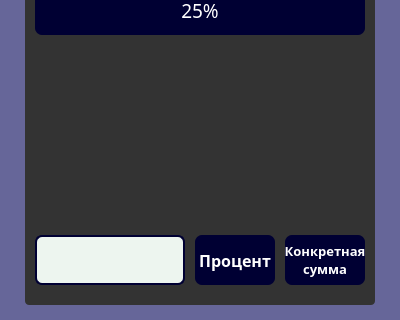
First picture: the form in tips.ui, repository buksnet/Automated_Workspace, before the edit; both pictures show x 0 to 400 and y 280 to 600 of the 400 by 600 pixel window.
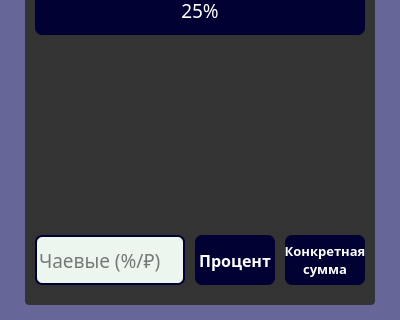
Second picture: the form after the edit.

The edit to the form file:
```diff
--- a/tips.ui
+++ b/tips.ui
@@ -343,6 +343,9 @@
     <property name="text">
      <string/>
     </property>
+    <property name="placeholderText">
+     <string>Чаевые (%/₽)</string>
+    </property>
    </widget>
   </widget>
  </widget>
```
Left out of the diff: 14 changed lines with no effect on the pictures.
